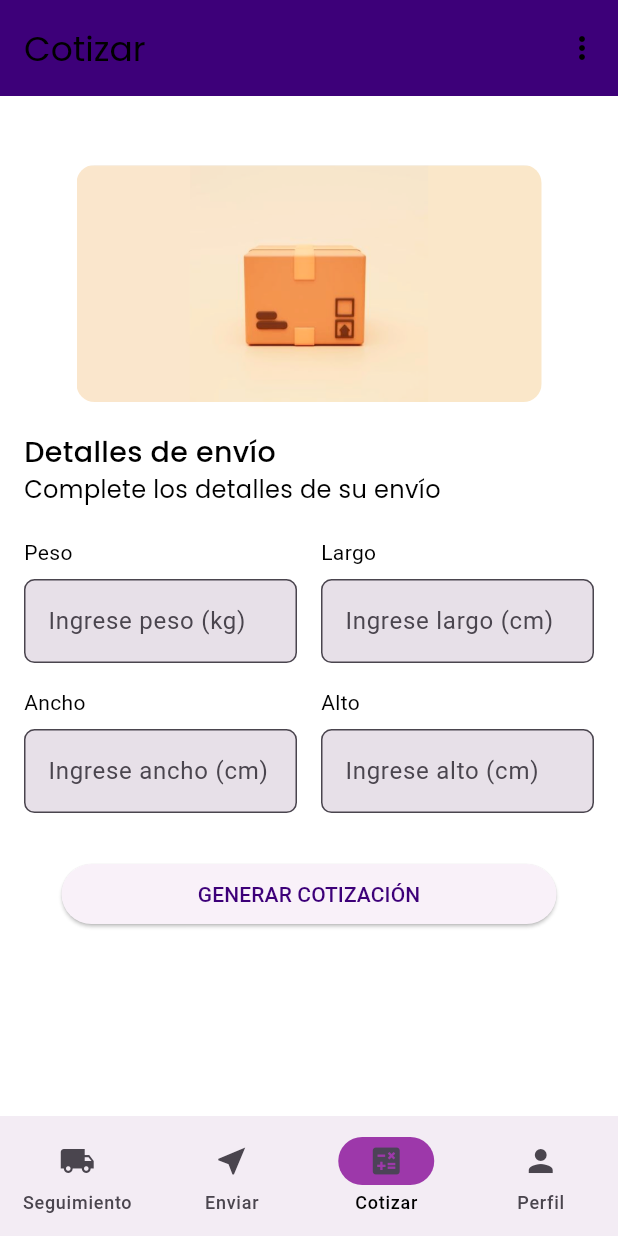
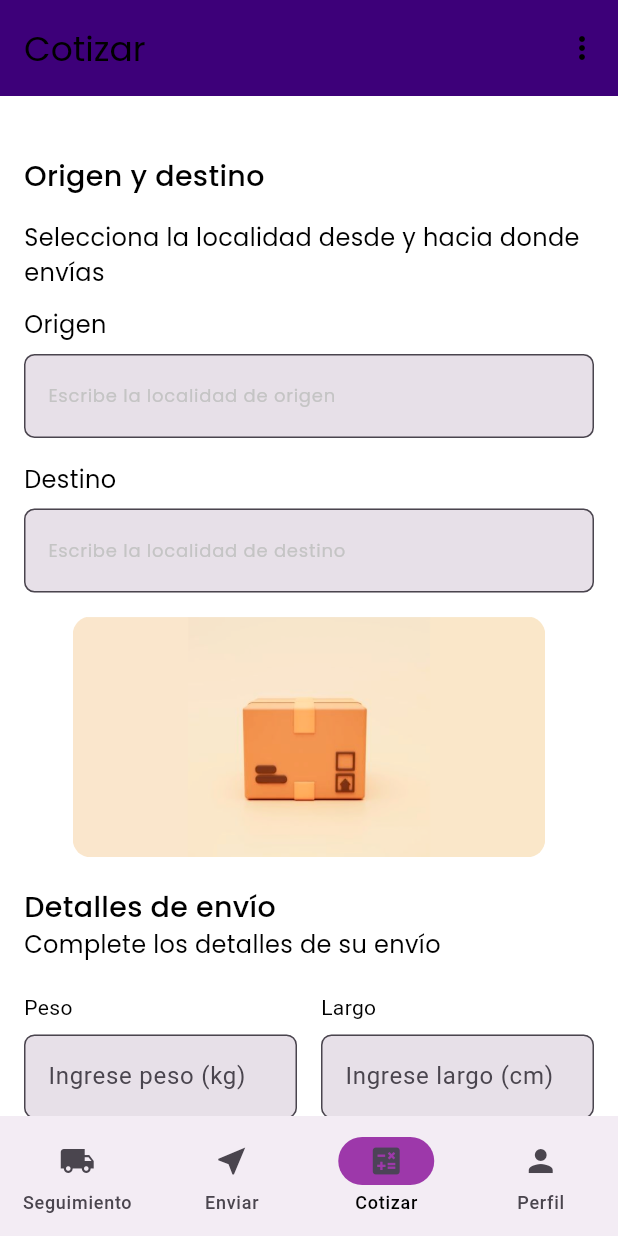
Before and after one commit to S1MAA/PIP_APP, a Flutter app: the screen it shows after launch, item 3 of the bottom bar chosen, on a phone screen of 412 x 824 dp. Run offline on Flutter 3.47's test engine with Material 3 defaults, Android fonts, the phone set to English and light mode, and no system bars; our stand-ins replace cloud_firestore, firebase_core, flex_color_scheme; accounts and stored records are empty.

Commit message:
cotizar casi terminada y avances en diseño

```diff
--- a/pip_app/lib/components/appbar.dart
+++ b/pip_app/lib/components/appbar.dart
@@ -66,7 +66,9 @@ AppBar buildAppBar(BuildContext context) {
                   hintText: 'Número de seguimiento',
                   hintStyle: TextStyle(
                     color: Colors.grey[400], // Cambia el color del hint text
-                    fontSize: 14, // Tamaño de fuente del hint text
+                    fontSize: 14,
+                    fontFamily:
+                        'Poppins-Regular', // Tamaño de fuente del hint text
                   ),
                   prefixIcon: Icon(
                     Icons.search,
--- a/pip_app/lib/components/cotizarform.dart
+++ b/pip_app/lib/components/cotizarform.dart
@@ -91,8 +91,86 @@ class _CotizarFormState extends State<CotizarForm> {
         child: Column(
           crossAxisAlignment: CrossAxisAlignment.start,
           children: [
-            const SizedBox(height: 30),
 
+            Row(
+              children: [
+                Expanded(
+                  child: Form(
+                    child: Column(
+                      crossAxisAlignment: CrossAxisAlignment.start,
+                      mainAxisSize: MainAxisSize.min,
+                      children: [
+                        const SizedBox(height: 24),
+                        const Text(
+                          'Origen y destino',
+                          style: TextStyle(fontSize: 19, fontFamily: 'Poppins-Medium'),
+                        ),
+                        const SizedBox(height: 16),
+                        const Text(
+                          'Selecciona la localidad desde y hacia donde envías',
+                          style: TextStyle(fontSize: 16, fontFamily: 'Poppins-Regular'),
+                        ),
+                        const SizedBox(height: 12),
+                        const Text(
+                          'Origen',
+                          style: TextStyle(fontSize: 16, fontFamily: 'Poppins-Regular'),
+                        ),
+                        const SizedBox(height: 8),
+                        TextFormField(
+                          controller: _lugarOrigen,
+                          decoration: const InputDecoration(
+                            labelText: 'Escribe la localidad de origen',
+                            labelStyle: TextStyle(
+                              fontFamily: 'Poppins-Regular',
+                              fontSize: 12,
+                              color: Color.fromARGB(255, 196, 196, 196),
+                            ),
+                            errorStyle: TextStyle(
+                              fontSize: 12,
+                              color: Colors.red,
+                            ),
+                          ),
+                          validator: (value) {
+                            if (value == null || value.isEmpty) {
+                              return 'Por favor, complete los campos faltantes';
+                            }
+                            return null;
+                          },
+                        ),
+                        const SizedBox(height: 16),
+                        const Text(
+                          'Destino',
+                          style: TextStyle(fontSize: 16, fontFamily: 'Poppins-Regular'),
+                        ),
+                        const SizedBox(height: 8),
+                        TextFormField(
+                          controller: _lugarDestino,
+                          decoration: const InputDecoration(
+                            labelText: 'Escribe la localidad de destino',
+                            labelStyle: TextStyle(
+                              fontFamily: 'Poppins-Regular',
+                              fontSize: 12,
+                              color: Color.fromARGB(255, 196, 196, 196),
+                            ),
+                            errorStyle: TextStyle(
+                              fontSize: 12,
+                              color: Colors.red,
+                            ),
+                          ),
+                          validator: (value) {
+                            if (value == null || value.isEmpty) {
+                              return 'Por favor, complete los campos faltantes';
+                            }
+                            return null;
+                          },
+                        ),
+                        const SizedBox(height: 16),
+                      ],
+                    ),
+                  ),
+                ),
+              ],
+            ),
 
             Center(
               child: Column(
@@ -108,7 +186,7 @@ class _CotizarFormState extends State<CotizarForm> {
                       borderRadius: BorderRadius.circular(12),
                       child: Image.asset(
                         'lib/assets/images/paquetelarge.png',
-                        width: 310,
+                        width: 315,
                       ),
                     ),
                   ),
@@ -117,6 +195,7 @@ class _CotizarFormState extends State<CotizarForm> {
             ),
 
             const SizedBox(height: 20),
+
 
             const Text(
               'Detalles de envío',
--- a/pip_app/lib/screens/home.dart
+++ b/pip_app/lib/screens/home.dart
@@ -61,6 +61,8 @@ class _MantenedorState extends State<Mantenedor> {
 
 
 //-----PANTALLA SEGUIMIENTO---------
+//-----PANTALLA SEGUIMIENTO---------
+
 class HomeScreen extends StatelessWidget {
   const HomeScreen({super.key});
 
@@ -69,9 +71,26 @@ class HomeScreen extends StatelessWidget {
     return Scaffold(
       appBar: buildAppBar(context),
       // Usando la función de appbar.dart
-      body: StreamBuilder<QuerySnapshot>(
-        stream:
-            FirebaseFirestore.instance.collection('Seguimiento').snapshots(),
+      body: Column(
+        crossAxisAlignment: CrossAxisAlignment.start,
+        children: [
+          // Título agregado
+          const Padding(
+            padding: EdgeInsets.all(16.0),
+            child: Text(
+              'Actividad reciente',
+              style: TextStyle(
+                fontFamily: 'Poppins-Regular',
+                fontSize: 18,
+              ),
+            ),
+          ),
+          // Lista de tarjetas
+          Expanded(
+            child: StreamBuilder<QuerySnapshot>(
+              stream: FirebaseFirestore.instance
+                  .collection('Seguimiento')
+                  .snapshots(),
               builder: (context, snapshot) {
                 if (snapshot.connectionState == ConnectionState.waiting) {
                   return const Center(child: CircularProgressIndicator());
@@ -95,16 +114,14 @@ class HomeScreen extends StatelessWidget {
                     final seguimiento =
                         seguimientos[index].data() as Map<String, dynamic>;
                     return Card(
-                margin: const EdgeInsets.symmetric(vertical: 8, horizontal: 16),
+                      margin: const EdgeInsets.symmetric(
+                          vertical: 8, horizontal: 16),
                       elevation: 4,
                       child: Padding(
                         padding: const EdgeInsets.all(16.0),
                         child: Column(
                           crossAxisAlignment: CrossAxisAlignment.start,
                           children: [
-                      // Título y fecha
-                      const SizedBox(height: 16),
-                      // Contenido de la tarjeta (la card interna)
                             Row(
                               children: [
                                 // Imagen del paquete
@@ -114,8 +131,8 @@ class HomeScreen extends StatelessWidget {
                                   decoration: BoxDecoration(
                                     borderRadius: BorderRadius.circular(8),
                                     image: const DecorationImage(
-                                image:
-                                    AssetImage('lib/assets/images/paquete.png'),
+                                      image: AssetImage(
+                                          'lib/assets/images/paquete.png'),
                                       fit: BoxFit.cover,
                                     ),
                                   ),
@@ -124,13 +141,15 @@ class HomeScreen extends StatelessWidget {
                                 // Información del paquete
                                 Expanded(
                                   child: Column(
-                              crossAxisAlignment: CrossAxisAlignment.start,
+                                    crossAxisAlignment:
+                                        CrossAxisAlignment.start,
                                     children: [
                                       Text(
                                         seguimiento['seguimiento'] ??
                                             'Sin seguimiento',
                                         style: const TextStyle(
-                                    fontSize: 18,
+                                          fontSize: 16,
+                                          fontFamily: 'Poppins-Regular',
                                           fontWeight: FontWeight.bold,
                                         ),
                                       ),
@@ -141,6 +160,7 @@ class HomeScreen extends StatelessWidget {
                                             'Estado:',
                                             style: TextStyle(
                                               fontSize: 14,
+                                              fontFamily: 'Poppins-Regular',
                                               fontWeight: FontWeight.w400,
                                             ),
                                           ),
@@ -160,6 +180,7 @@ class HomeScreen extends StatelessWidget {
                                                 'Entregado', // Cambia por datos dinámicos si es necesario
                                                 style: TextStyle(
                                                   fontSize: 14,
+                                                  fontFamily: 'Poppins-Regular',
                                                   fontWeight: FontWeight.w400,
                                                 ),
                                               ),
@@ -171,7 +192,8 @@ class HomeScreen extends StatelessWidget {
                                       const Text(
                                         'Fecha estimada: Día mes año', // Cambia por datos dinámicos
                                         style: TextStyle(
-                                    fontSize: 14,
+                                          fontSize: 12,
+                                          fontFamily: 'Poppins-Regular',
                                           fontWeight: FontWeight.w400,
                                           color: Colors.grey,
                                         ),
@@ -179,7 +201,6 @@ class HomeScreen extends StatelessWidget {
                                     ],
                                   ),
                                 ),
-                          // Flecha
                                 const Icon(
                                   Icons.arrow_forward_ios,
                                   size: 16,
@@ -194,6 +215,9 @@ class HomeScreen extends StatelessWidget {
                   },
                 );
               },
+            ),
+          ),
+        ],
       ),
       floatingActionButton: FloatingActionButton(
         onPressed: () {
```
Lines whose indentation alone changed are shown as unchanged.
